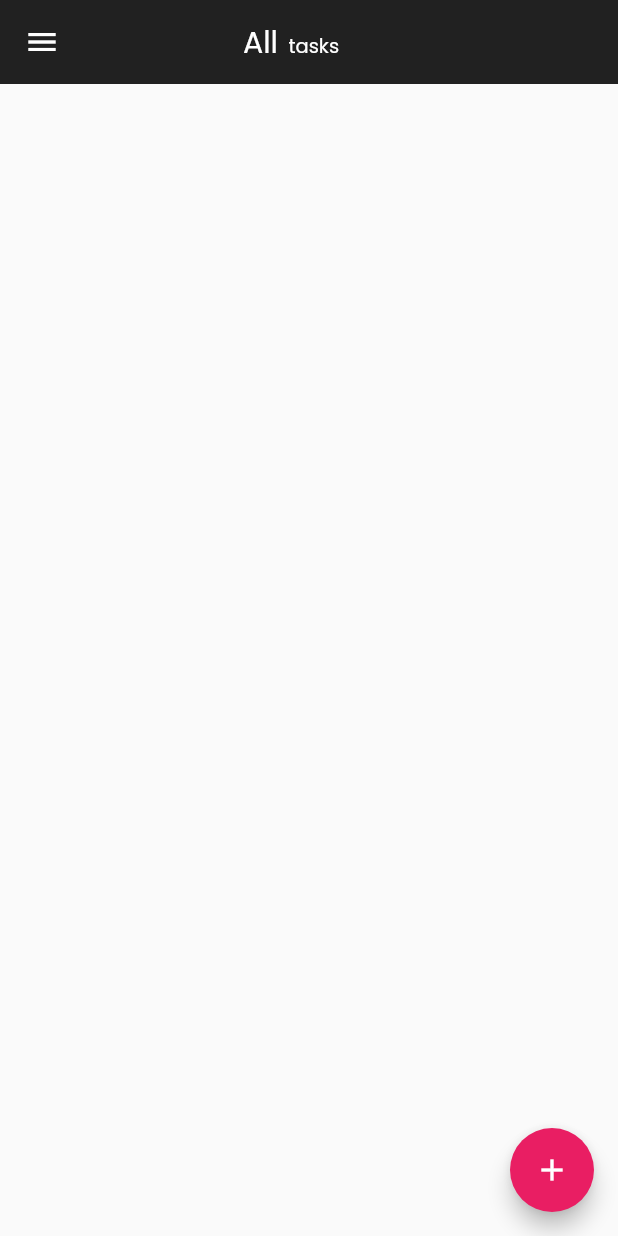
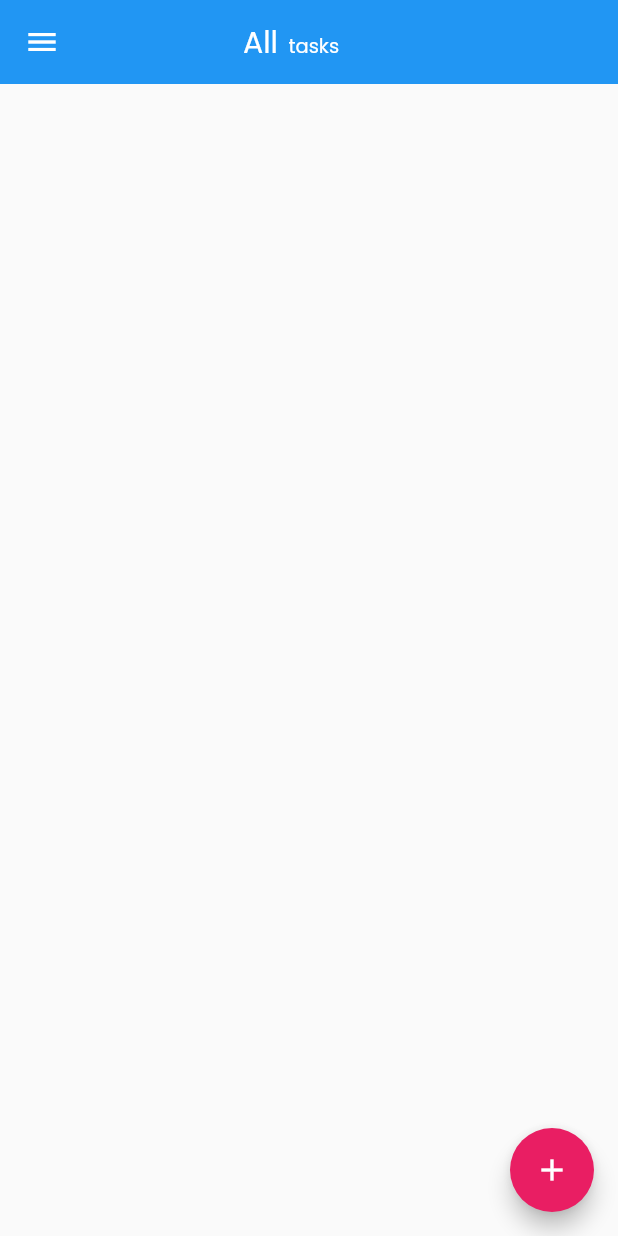
Before and after one commit to narjesabdolii/todolist-app, a Flutter app: the screen it shows after launch, on a phone screen of 412 x 824 dp. Run offline on Flutter 3.47's test engine with Material 2 defaults, Android fonts, the phone set to English and light mode, and no system bars; our stand-ins replace get.

```diff
--- a/lib/Screens/Home.dart
+++ b/lib/Screens/Home.dart
@@ -2,7 +2,6 @@ import 'dart:ui';
 import 'package:flutter/material.dart';
 import 'package:todolist/controllers/TodoController.dart';
 import 'package:get/get.dart';
-
 import 'AddScreen.dart';
 
 class HomeScreen extends StatelessWidget {
@@ -20,13 +19,19 @@ class HomeScreen extends StatelessWidget {
           children:  <Widget>[
             const DrawerHeader(
             decoration: BoxDecoration(
-             color: Colors.blue,
+             color: Colors.pink,
+              image: DecorationImage(
+                  image: AssetImage("lib/assets/images/List.jpg"),
+                  fit: BoxFit.cover,
+
+              )
             ),
-              child: Text('Settings'),
+              child:Text(''),
+
             ),
             ListTile(
                   title: const Text('Theme'),
-              trailing: Get.isDarkMode ? Icon(Icons.wb_sunny) : Icon(Icons.nightlight_round),
+                  trailing: Get.isDarkMode ? const Icon(Icons.wb_sunny):const Icon(Icons.nightlight_round),
                   onTap: ()
                   {
                     Get.isDarkMode ?  Get.changeTheme(ThemeData.light()) : Get.changeTheme(ThemeData.dark());
@@ -110,9 +115,6 @@ class HomeScreen extends StatelessWidget {
 
             ],
           ),
-      backgroundColor: Colors.grey[900],
-      centerTitle: true,
-
     );
   }
 }
--- a/pubspec.yaml
+++ b/pubspec.yaml
@@ -60,8 +60,8 @@ flutter:
   uses-material-design: true
 
   # To add assets to your application, add an assets section, like this:
-  # assets:
-  #   - images/a_dot_burr.jpeg
+  assets:
+     - lib/assets/images/List.jpg
   #   - images/a_dot_ham.jpeg
 
   # An image asset can refer to one or more resolution-specific "variants", see
```
Also changed, not shown: lib/assets/images/List.jpg (added). Lines whose indentation alone changed are shown as unchanged.
